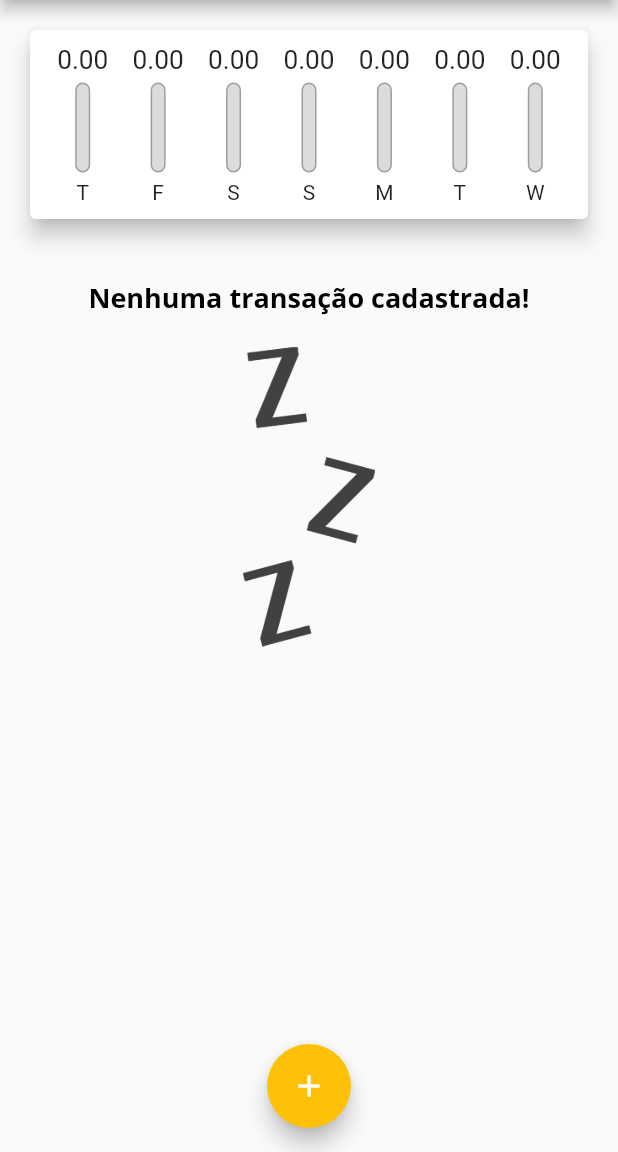
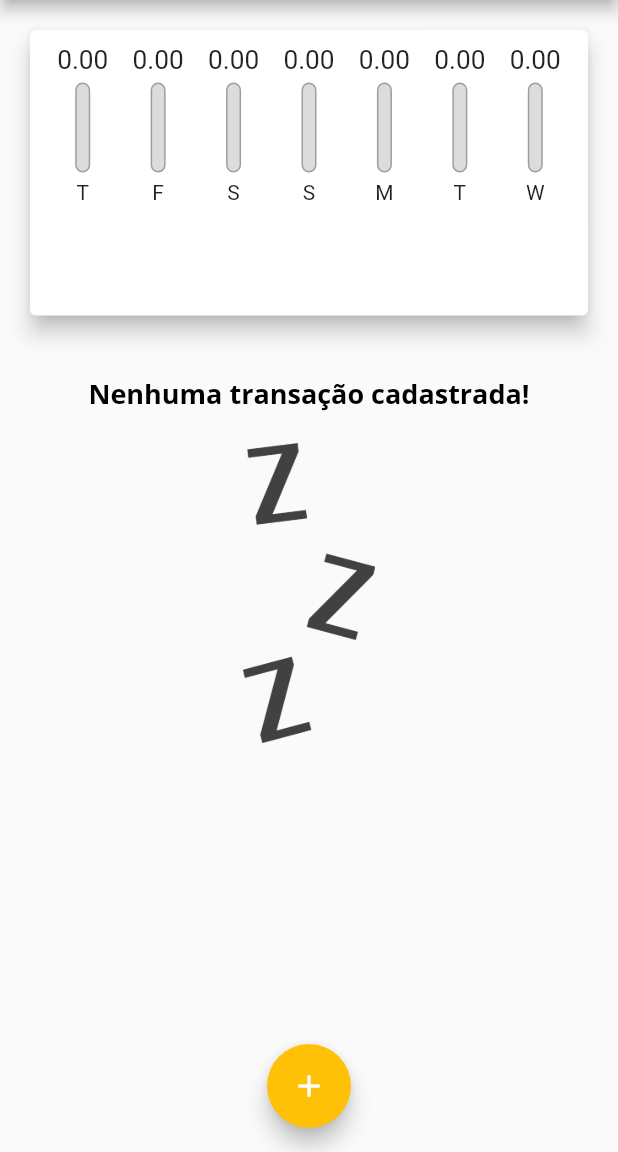
Before and after one commit to IcaroMourao/expenses-flutter, a Flutter app: the screen it shows after launch, on a phone screen of 412 x 824 dp, the part 84-1236 px from its top. Run offline on Flutter 3.47's test engine with Material 2 defaults, Android fonts, the phone set to English and light mode, and no system bars.

Commit message:
Melhora dinamicamente a altura da home page [aula-143]

```diff
--- a/lib/components/transaction_list.dart
+++ b/lib/components/transaction_list.dart
@@ -11,7 +11,6 @@ class TransactionList extends StatelessWidget {
   @override
   Widget build(BuildContext context) {
     return Container(
-      height: 400,
       child: transactions.isEmpty
           ? Column(
               children: <Widget>[
--- a/lib/main.dart
+++ b/lib/main.dart
@@ -91,8 +91,7 @@ class _MyHomePageState extends State<MyHomePage> {
 
   @override
   Widget build(BuildContext context) {
-    return Scaffold(
-      appBar: AppBar(
+    final appBar = AppBar(
       title: Text('Despesas Pessoais'),
       backgroundColor: Theme.of(context).colorScheme.primary,
       actions: <Widget>[
@@ -101,13 +100,26 @@ class _MyHomePageState extends State<MyHomePage> {
           onPressed: () => _openTransactionFormModal(context),
         ),
       ],
-      ),
+    );
+    final appBarHeight = appBar.preferredSize.height;
+    final statusBarHeight = MediaQuery.of(context).viewPadding.top;
+    final availableScreenHeight =
+        MediaQuery.of(context).size.height - appBarHeight - statusBarHeight;
+
+    return Scaffold(
+      appBar: appBar,
       body: SingleChildScrollView(
         child: Column(
           crossAxisAlignment: CrossAxisAlignment.stretch,
           children: <Widget>[
-            Chart(_recentTransactions),
-            TransactionList(_transactions, _removeTransaction),
+            Container(
+              height: availableScreenHeight * 0.3,
+              child: Chart(_recentTransactions),
+            ),
+            Container(
+              height: availableScreenHeight * 0.7,
+              child: TransactionList(_transactions, _removeTransaction),
+            ),
           ],
         ),
       ),
```
Lines whose indentation alone changed are shown as unchanged.
